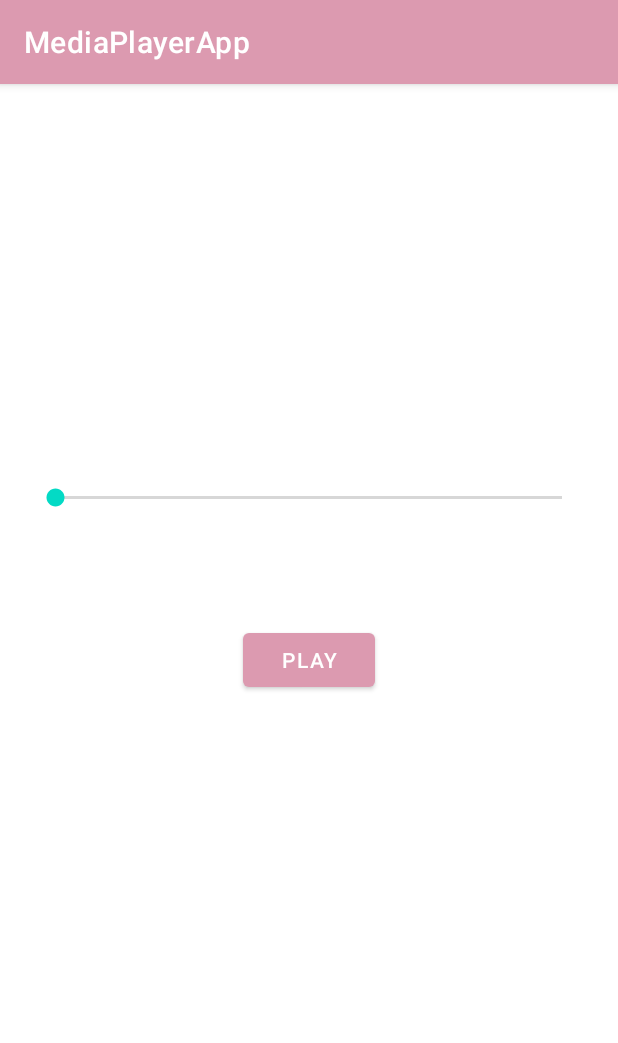
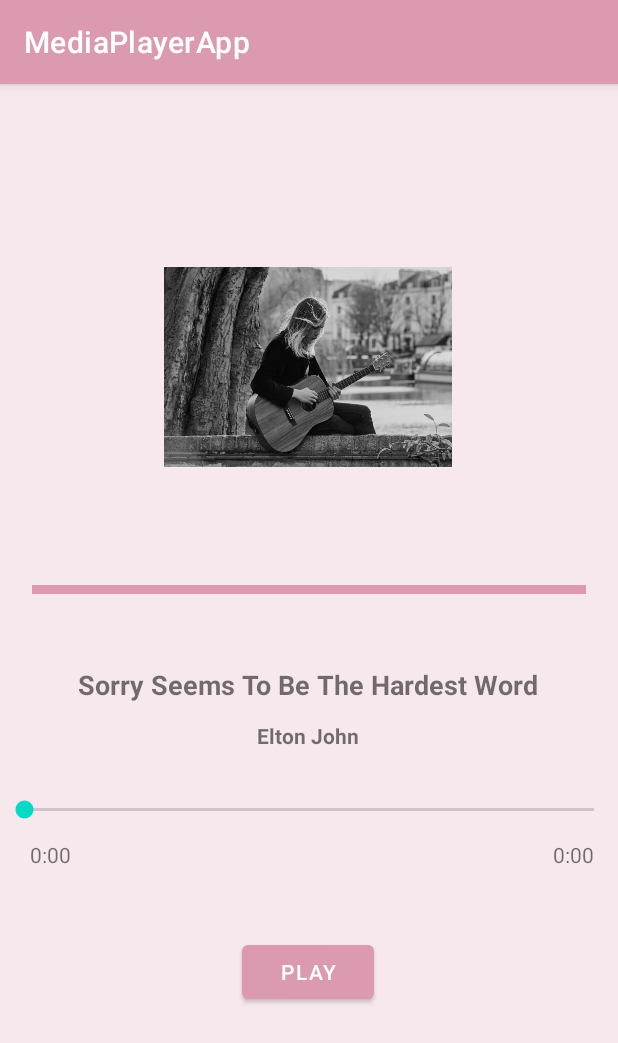
Before and after one commit to TechGirl-Yunshu/MediaPlayer, an Android app: the screen it shows after launch (MainActivity), on a phone screen of 412 x 824 dp. Shown: the top 1043 px of the screen. Run offline under Robolectric (Android 15) with nearby library versions, the phone set to English and light mode, and no system bars.

Commit message:
refine UI

```diff
--- /dev/null
+++ b/app/src/main/res/drawable/divider.xml
@@ -0,0 +1,7 @@
+<?xml version="1.0" encoding="utf-8"?>
+<shape xmlns:android="http://schemas.android.com/apk/res/android" android:shape="rectangle">
+    <solid
+        android:color="@color/light_pink"
+        />
+
+</shape>
--- a/app/src/main/res/layout/activity_main.xml
+++ b/app/src/main/res/layout/activity_main.xml
@@ -4,26 +4,97 @@
     xmlns:tools="http://schemas.android.com/tools"
     android:layout_width="match_parent"
     android:layout_height="match_parent"
+    android:background="#2FD285A1"
     tools:context=".MainActivity">
+
+    <ImageView
+        android:id="@+id/imageView"
+        android:layout_width="192dp"
+        android:layout_height="184dp"
+        app:layout_constraintBottom_toTopOf="@+id/imageView2"
+        app:layout_constraintEnd_toEndOf="parent"
+        app:layout_constraintHorizontal_bias="0.497"
+        app:layout_constraintStart_toStartOf="parent"
+        app:layout_constraintTop_toTopOf="parent"
+        app:layout_constraintVertical_bias="0.644"
+        app:srcCompat="@drawable/iamge" />
+
+    <SeekBar
+        android:id="@+id/seekBar"
+        android:layout_width="match_parent"
+        android:layout_height="40dp"
+        android:layout_marginBottom="64dp"
+        app:layout_constraintBottom_toTopOf="@+id/playButton"
+        app:layout_constraintEnd_toEndOf="parent"
+        app:layout_constraintStart_toStartOf="parent" />
+
+    <ImageView
+        android:id="@+id/imageView2"
+        android:layout_width="369dp"
+        android:layout_height="6dp"
+        android:layout_marginBottom="48dp"
+        app:layout_constraintBottom_toTopOf="@+id/textView"
+        app:layout_constraintEnd_toEndOf="parent"
+        app:layout_constraintStart_toStartOf="parent"
+        app:srcCompat="@drawable/divider" />
+
+    <TextView
+        android:id="@+id/textView"
+        android:layout_width="wrap_content"
+        android:layout_height="wrap_content"
+        android:layout_marginBottom="12dp"
+        android:text="@string/song_name"
+        android:textSize="18sp"
+        android:textStyle="bold"
+        app:layout_constraintBottom_toTopOf="@+id/textView2"
+        app:layout_constraintEnd_toEndOf="parent"
+        app:layout_constraintHorizontal_bias="0.495"
+        app:layout_constraintStart_toStartOf="parent" />
+
+    <TextView
+        android:id="@+id/textView2"
+        android:layout_width="wrap_content"
+        android:layout_height="wrap_content"
+        android:layout_marginBottom="20dp"
+        android:text="@string/artist_name"
+        android:textStyle="bold"
+        app:layout_constraintBottom_toTopOf="@+id/seekBar"
+        app:layout_constraintEnd_toEndOf="parent"
+        app:layout_constraintHorizontal_bias="0.498"
+        app:layout_constraintStart_toStartOf="parent" />
 
     <Button
         android:id="@+id/playButton"
         android:layout_width="wrap_content"
         android:layout_height="wrap_content"
+        android:layout_marginBottom="152dp"
         android:text="@string/button_name"
         app:layout_constraintBottom_toBottomOf="parent"
         app:layout_constraintEnd_toEndOf="parent"
+        app:layout_constraintHorizontal_bias="0.498"
+        app:layout_constraintStart_toStartOf="parent" />
+
+    <TextView
+        android:id="@+id/leftTime"
+        android:layout_width="wrap_content"
+        android:layout_height="wrap_content"
+        android:layout_marginStart="20dp"
+        android:text="0:00"
+        app:layout_constraintBottom_toBottomOf="parent"
         app:layout_constraintStart_toStartOf="parent"
-        app:layout_constraintTop_toTopOf="parent" />
+        app:layout_constraintTop_toBottomOf="@+id/seekBar"
+        app:layout_constraintVertical_bias="0.0" />
 
-    <SeekBar
-        android:id="@+id/seekBar"
-        android:layout_width="370dp"
-        android:layout_height="58dp"
-        app:layout_constraintBottom_toTopOf="@+id/playButton"
+    <TextView
+        android:id="@+id/rightTime"
+        android:layout_width="wrap_content"
+        android:layout_height="wrap_content"
+        android:text="0:00"
+        app:layout_constraintBottom_toBottomOf="parent"
         app:layout_constraintEnd_toEndOf="parent"
-        app:layout_constraintHorizontal_bias="0.487"
-        app:layout_constraintStart_toStartOf="parent"
-        app:layout_constraintTop_toTopOf="parent"
-        app:layout_constraintVertical_bias="0.82" />
+        app:layout_constraintHorizontal_bias="0.952"
+        app:layout_constraintStart_toEndOf="@+id/leftTime"
+        app:layout_constraintTop_toBottomOf="@+id/seekBar"
+        app:layout_constraintVertical_bias="0.0" />
+
 </androidx.constraintlayout.widget.ConstraintLayout>
--- a/app/src/main/res/values/colors.xml
+++ b/app/src/main/res/values/colors.xml
@@ -7,4 +7,6 @@
     <color name="teal_700">#FF018786</color>
     <color name="black">#FF000000</color>
     <color name="white">#FFFFFFFF</color>
+    <color name="light_pink">#DC9AB0</color>
+    <color name="dark_pink">#B34F71</color>
 </resources>
--- a/app/src/main/res/values/strings.xml
+++ b/app/src/main/res/values/strings.xml
@@ -1,4 +1,6 @@
 <resources>
     <string name="app_name">MediaPlayerApp</string>
     <string name="button_name">Play</string>
+    <string name="song_name">Sorry Seems To Be The Hardest Word</string>
+    <string name="artist_name">Elton John</string>
 </resources>
```
Also changed, not shown: app/src/main/res/drawable/iamge.png (added).
